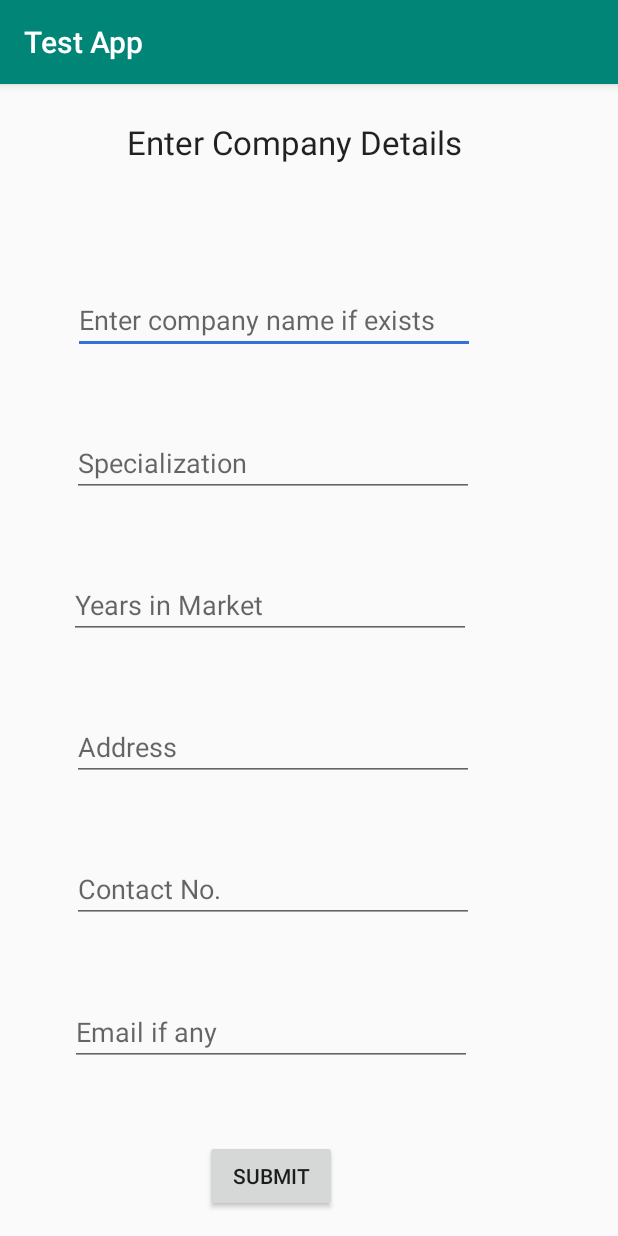
After one commit to initishh/Smart-Odisha-Hackathon, an Android app: the Emp_details screen opened directly, with no data from a screen before it, on a phone screen of 412 x 824 dp. The commit adds this screen. Run offline under Robolectric (Android 15) with nearby library versions, the phone set to English and light mode, and no system bars.

```diff
--- a/TestApp/app/src/main/AndroidManifest.xml
+++ b/TestApp/app/src/main/AndroidManifest.xml
@@ -33,7 +33,10 @@
             android:windowSoftInputMode="stateVisible" />
         <activity android:name=".Post_discussion" />
         <activity android:name=".employer.EmployerLogin" />
-        <activity android:name=".Writ"></activity>
+        <activity android:name=".Writ" />
+        <activity android:name=".employer.emp_home" />
+        <activity android:name=".employer.Emp_signUp" />
+        <activity android:name=".employer.Emp_details"></activity>
     </application>
 
 </manifest>
--- /dev/null
+++ b/TestApp/app/src/main/java/com/example/initish/testapp/employer/Emp_details.java
@@ -0,0 +1,31 @@
+package com.example.initish.testapp.employer;
+
+import android.content.Intent;
+import android.support.v7.app.AppCompatActivity;
+import android.os.Bundle;
+import android.view.View;
+import android.widget.Button;
+
+import com.example.initish.testapp.R;
+
+public class Emp_details extends AppCompatActivity {
+
+
+    Button companyDetails;
+
+    @Override
+    protected void onCreate(Bundle savedInstanceState) {
+        super.onCreate(savedInstanceState);
+        setContentView(R.layout.activity_emp_details);
+
+        companyDetails=findViewById(R.id.companyDetails);
+
+        companyDetails.setOnClickListener(new View.OnClickListener() {
+            @Override
+            public void onClick(View view) {
+                startActivity(new Intent(getApplicationContext(), emp_home.class));
+
+            }
+        });
+    }
+}
--- /dev/null
+++ b/TestApp/app/src/main/res/layout/activity_emp_details.xml
@@ -0,0 +1,125 @@
+<?xml version="1.0" encoding="utf-8"?>
+<android.support.constraint.ConstraintLayout xmlns:android="http://schemas.android.com/apk/res/android"
+    xmlns:app="http://schemas.android.com/apk/res-auto"
+    xmlns:tools="http://schemas.android.com/tools"
+    android:layout_width="match_parent"
+    android:layout_height="match_parent"
+    tools:context=".employer.Emp_details">
+
+
+    <EditText
+        android:id="@+id/editText"
+        android:layout_width="268dp"
+        android:layout_height="wrap_content"
+        android:layout_marginStart="8dp"
+        android:layout_marginTop="32dp"
+        android:layout_marginEnd="28dp"
+        android:ems="10"
+        android:hint="Enter company name if exists"
+        android:inputType="textPersonName"
+        app:layout_constraintBottom_toTopOf="@+id/editText2"
+        app:layout_constraintEnd_toEndOf="parent"
+        app:layout_constraintHorizontal_bias="0.375"
+        app:layout_constraintStart_toStartOf="parent"
+        app:layout_constraintTop_toBottomOf="@+id/textView" />
+
+    <TextView
+        android:id="@+id/textView"
+        android:layout_width="wrap_content"
+        android:layout_height="wrap_content"
+        android:layout_marginTop="24dp"
+        android:text="Enter Company Details"
+        android:textAppearance="@android:style/TextAppearance.Material.Large"
+        app:layout_constraintEnd_toEndOf="parent"
+        app:layout_constraintHorizontal_bias="0.447"
+        app:layout_constraintStart_toStartOf="parent"
+        app:layout_constraintTop_toTopOf="parent" />
+
+    <EditText
+        android:id="@+id/editText2"
+        android:layout_width="268dp"
+        android:layout_height="wrap_content"
+        android:layout_marginStart="8dp"
+        android:layout_marginEnd="8dp"
+        android:ems="10"
+        android:hint="Specialization"
+        android:inputType="textPersonName"
+        app:layout_constraintBottom_toTopOf="@+id/editText3"
+        app:layout_constraintEnd_toEndOf="parent"
+        app:layout_constraintHorizontal_bias="0.31"
+        app:layout_constraintStart_toStartOf="parent"
+        app:layout_constraintTop_toBottomOf="@+id/editText" />
+
+    <EditText
+        android:id="@+id/editText3"
+        android:layout_width="268dp"
+        android:layout_height="wrap_content"
+        android:layout_marginStart="8dp"
+        android:layout_marginEnd="8dp"
+        android:ems="10"
+        android:hint="Years in Market"
+        android:inputType="textPersonName"
+        app:layout_constraintBottom_toTopOf="@+id/editText6"
+        app:layout_constraintEnd_toEndOf="parent"
+        app:layout_constraintHorizontal_bias="0.298"
+        app:layout_constraintStart_toStartOf="parent"
+        app:layout_constraintTop_toBottomOf="@+id/editText2" />
+
+    <EditText
+        android:id="@+id/editText4"
+        android:layout_width="268dp"
+        android:layout_height="wrap_content"
+        android:layout_marginStart="8dp"
+        android:layout_marginEnd="8dp"
+        android:ems="10"
+        android:hint="Contact No."
+        android:inputType="phone"
+        app:layout_constraintBottom_toTopOf="@+id/editText5"
+        app:layout_constraintEnd_toEndOf="parent"
+        app:layout_constraintHorizontal_bias="0.31"
+        app:layout_constraintStart_toStartOf="parent"
+        app:layout_constraintTop_toBottomOf="@+id/editText6" />
+
+    <EditText
+        android:id="@+id/editText5"
+        android:layout_width="268dp"
+        android:layout_height="wrap_content"
+        android:layout_marginStart="8dp"
+        android:layout_marginEnd="8dp"
+        android:ems="10"
+        android:hint="Email if any"
+        android:inputType="textEmailAddress"
+        app:layout_constraintBottom_toTopOf="@+id/companyDetails"
+        app:layout_constraintEnd_toEndOf="parent"
+        app:layout_constraintHorizontal_bias="0.3"
+        app:layout_constraintStart_toStartOf="parent"
+        app:layout_constraintTop_toBottomOf="@+id/editText4" />
+
+    <Button
+        android:id="@+id/companyDetails"
+        android:layout_width="wrap_content"
+        android:layout_height="wrap_content"
+        android:layout_marginStart="8dp"
+        android:layout_marginEnd="8dp"
+        android:layout_marginBottom="16dp"
+        android:text="Submit"
+        app:layout_constraintBottom_toBottomOf="parent"
+        app:layout_constraintEnd_toEndOf="parent"
+        app:layout_constraintHorizontal_bias="0.417"
+        app:layout_constraintStart_toStartOf="parent" />
+
+    <EditText
+        android:id="@+id/editText6"
+        android:layout_width="268dp"
+        android:layout_height="wrap_content"
+        android:layout_marginStart="8dp"
+        android:layout_marginEnd="8dp"
+        android:ems="10"
+        android:hint="Address"
+        android:inputType="textPostalAddress"
+        app:layout_constraintBottom_toTopOf="@+id/editText4"
+        app:layout_constraintEnd_toEndOf="parent"
+        app:layout_constraintHorizontal_bias="0.31"
+        app:layout_constraintStart_toStartOf="parent"
+        app:layout_constraintTop_toBottomOf="@+id/editText3" />
+</android.support.constraint.ConstraintLayout>
--- a/TestApp/app/src/main/res/layout/activity_main.xml
+++ b/TestApp/app/src/main/res/layout/activity_main.xml
@@ -86,7 +86,7 @@
 
 
     <com.shobhitpuri.custombuttons.GoogleSignInButton
-        android:id="@+id/sign_in_button"
+        android:id="@+id/signin_button"
         android:layout_width="wrap_content"
         android:layout_height="wrap_content"
         android:layout_centerInParent="true"
@@ -107,6 +107,6 @@
         android:text="Signup using email"
         app:layout_constraintEnd_toEndOf="parent"
         app:layout_constraintStart_toStartOf="parent"
-        app:layout_constraintTop_toBottomOf="@+id/sign_in_button" />
+        app:layout_constraintTop_toBottomOf="@+id/signin_button" />
 
 </android.support.constraint.ConstraintLayout>
```
Also changed, not shown: TestApp/app/src/main/java/com/example/initish/testapp/MainActivity.java (+14 -4 lines), TestApp/app/src/main/java/com/example/initish/testapp/employer/Emp_signUp.java (added, +15 -0 lines), TestApp/app/src/main/java/com/example/initish/testapp/employer/EmployerLogin.java (+146 -0 lines), TestApp/app/src/main/java/com/example/initish/testapp/employer/emp_home.java (added, +17 -0 lines), TestApp/app/src/main/res/layout/activity_emp_home.xml (added, +9 -0 lines), TestApp/app/src/main/res/layout/activity_emp_sign_up.xml (added, +9 -0 lines), TestApp/app/src/main/res/layout/activity_employer_login.xml (+67 -0 lines).
